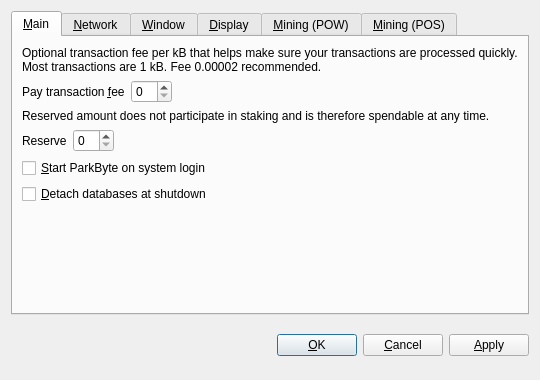
Old version of the form src/qt/forms/optionsdialog.ui in the repository bitcrystal/BitcrystalSaphir.
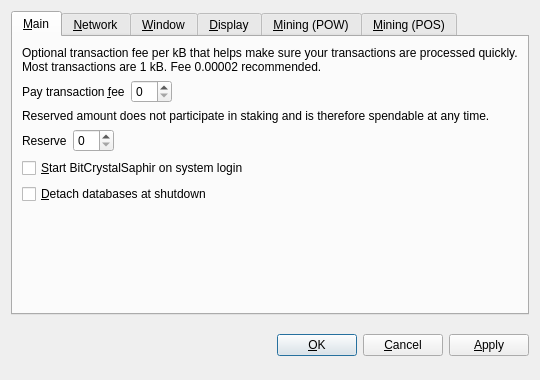
New version of the form. Custom widgets are drawn as their Qt base class.

Patch:
```diff
--- a/src/qt/forms/optionsdialog.ui
+++ b/src/qt/forms/optionsdialog.ui
@@ -128,7 +128,7 @@
           <string>Automatically start ParkByte after logging in to the system.</string>
          </property>
          <property name="text">
-          <string>&amp;Start ParkByte on system login</string>
+          <string>&amp;Start BitCrystalSaphir on system login</string>
          </property>
         </widget>
        </item>
```
Left out of the diff: 10 changed lines with no effect on the pictures.
